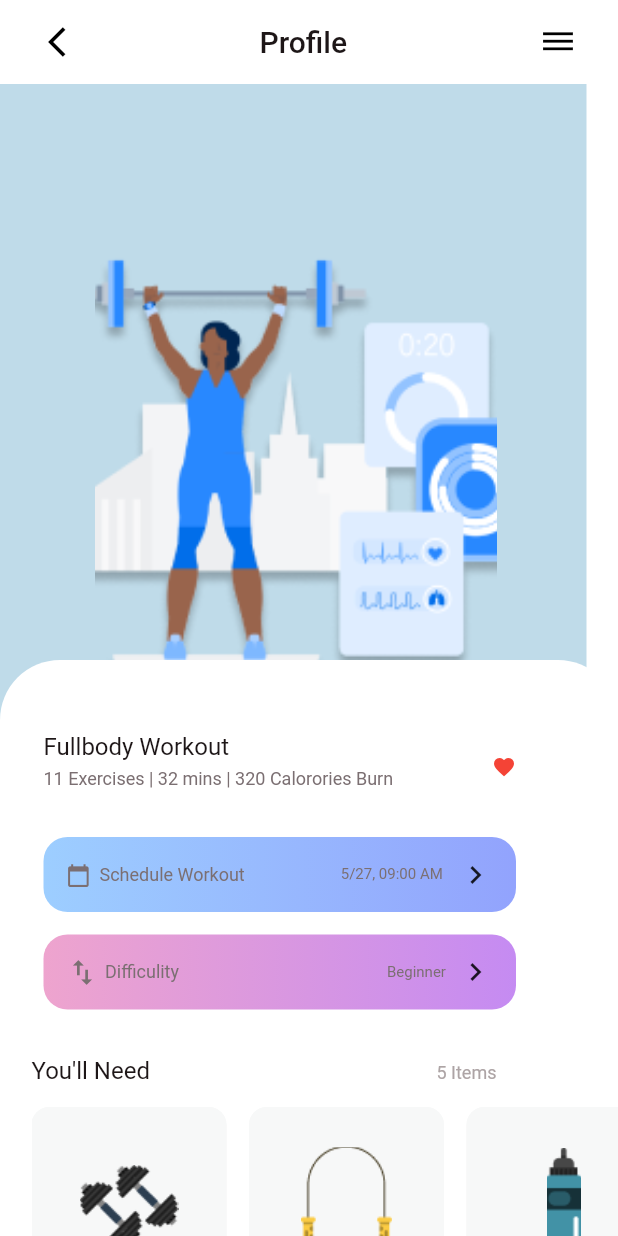
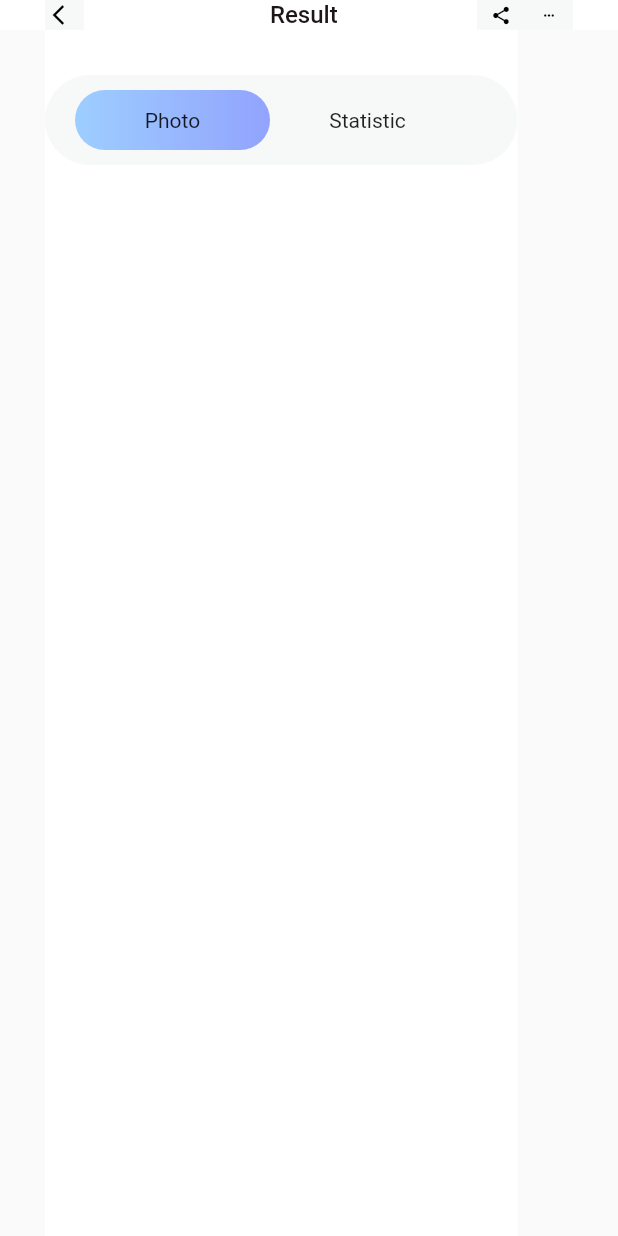
Before and after one commit to Alex-Zolotarev/mobile-fitness-care, a Flutter app: the screen it shows after launch, on a phone screen of 412 x 824 dp. Run offline on Flutter 3.47's test engine with Material 2 defaults, Android fonts, the phone set to English and light mode, and no system bars; our stand-ins replace bloc, flutter_bloc, flutter_svg.

Commit message:
new 5 page

```diff
--- /dev/null
+++ b/lib/features/progress/progress_view/progress_view.dart
@@ -0,0 +1,140 @@
+import 'package:flutter/cupertino.dart';
+import 'package:flutter/material.dart';
+
+import '../../../ui_utils/widgets/text_widget.dart';
+
+class ProgressView extends StatefulWidget {
+  const ProgressView({Key? key}) : super(key: key);
+
+  @override
+  State<ProgressView> createState() => _ProgressViewState();
+}
+
+class _ProgressViewState extends State<ProgressView> {
+  int selectedIndex = 0;
+
+  @override
+  Widget build(BuildContext context) {
+    return Scaffold(
+      floatingActionButtonLocation: FloatingActionButtonLocation.centerDocked,
+      appBar: PreferredSize(
+        preferredSize: Size.fromHeight(20),
+        child: AppBar(
+          backgroundColor: Colors.white,
+          elevation: 0,
+          foregroundColor: Colors.black,
+          leading: Padding(
+            padding: EdgeInsets.only(left: 30),
+            child: Container(
+                height: 32,
+                width: 32,
+                decoration: const BoxDecoration(
+                    color: Color(0xffF7F8F8)
+                ),
+                child: Icon(Icons.arrow_back_ios, size: 16,)
+            ),
+          ),
+          title: const TextWidget(text: "Result",
+              color: Color(0xff1D1617),
+              width: 52,
+              fontSize: 16,
+              top: 0),
+          centerTitle: true,
+          actions: [
+            Padding(
+              padding: const EdgeInsets.only(left: 52),
+              child: Container(
+                  height: 32,
+                  width: 32,
+                  decoration: const BoxDecoration(color: Color(0xffF7F8F8)),
+                  child: const Icon(Icons.share, size: 14)),
+            ),
+            Padding(
+              padding: const EdgeInsets.only(right: 30),
+              child: Container(
+                  height: 32,
+                  width: 32,
+                  decoration: const BoxDecoration(color: Color(0xffF7F8F8)),
+                  child: const Icon(Icons.more_horiz, size: 10)),
+            ),
+          ],
+        ),
+
+      ),
+      body: Padding(
+        padding: const EdgeInsets.only(left: 30),
+        child: Container(
+          decoration: const BoxDecoration(
+              color: Colors.white
+          ),
+          child: Column(
+            children: [
+              Padding(
+                padding: const EdgeInsets.only(top: 30),
+                child: Container(
+                  width: 315,
+                  height: 60,
+                  decoration: const BoxDecoration(
+                    borderRadius: BorderRadius.all(Radius.circular(99)),
+                    color: Color(0xffF7F8F8),
+                  ),
+                  child: Row(
+                    children: [
+                      Padding(
+                        padding: const EdgeInsets.only(left: 20),
+                        child: _Button(text: 'Photo', onTap: () {
+                          setState(() {
+                            selectedIndex = 0;
+                          });
+                        },
+                        isEnabled: selectedIndex == 0,
+                        ),
+                      ),
+                      Padding(
+                        padding: const EdgeInsets.only(right: 20),
+                        child: _Button(text: 'Statistic', onTap: () {
+                          setState(() {
+                            selectedIndex = 1;
+                          });
+                        },
+                          isEnabled: selectedIndex == 1,
+                        ),
+                      )
+                    ],
+                  ),
+                ),
+              ),
+            ],
+          ),
+        ),
+      ),
+    );
+  }
+}
+
+class _Button extends StatelessWidget {
+  const _Button({required this.text, required this.onTap, required this.isEnabled, Key? key})
+      : super(key: key);
+
+  final String text;
+  final void Function() onTap;
+  final bool isEnabled;
+
+  @override
+  Widget build(BuildContext context) {
+    return GestureDetector(
+      onTap: onTap,
+      child: Container(
+        width: 130,
+        height: 40,
+        decoration: isEnabled ? const BoxDecoration(
+          borderRadius: BorderRadius.all(Radius.circular(99)),
+            gradient: LinearGradient(
+              colors: [Color(0xff9DCEFF), Color(0xff92A3FD)],
+            ),
+        ) : null,
+        child: Center(child: Text(text)),
+      ),
+    );
+  }
+}
--- a/lib/features/workout_view/view/workout_view.dart
+++ b/lib/features/workout_view/view/workout_view.dart
@@ -1,4 +1,5 @@
 import 'package:flutter/material.dart';
+import 'package:task_1/ui_utils/widgets/gradient_button.dart';
 import 'package:task_1/ui_utils/widgets/image_widget.dart';
 
 import '../../../ui_utils/widgets/text_widget.dart';
@@ -9,6 +10,7 @@ class WorkoutView extends StatelessWidget {
   @override
   Widget build(BuildContext context) {
     return Scaffold(
+      floatingActionButtonLocation: FloatingActionButtonLocation.centerDocked,
       backgroundColor: const Color(0xffFFFFFF),
       appBar: AppBar(
         backgroundColor: Colors.transparent,
@@ -35,8 +37,8 @@ class WorkoutView extends StatelessWidget {
             width: 391,
             height: 472,
             child: const Padding(
-              padding: EdgeInsets.only(left: 63, right: 60),
-              child: ImageWidget(imageName: "assets/images/smart.png", top: 76, width: 268, height: 268),
+              padding: EdgeInsets.only(left: 54),
+              child: Center(child: ImageWidget(imageName: "assets/images/smart.png", top: 76, width: 268, height: 268)),
             ),
           ),
           DraggableScrollableSheet(
@@ -55,6 +57,17 @@ class WorkoutView extends StatelessWidget {
                   crossAxisAlignment: CrossAxisAlignment.start,
                   children: [
                     Padding(
+                      padding: const EdgeInsets.only(left: 163, top: 4),
+                      child: Container(
+                        width: 50,
+                        height: 5,
+                        decoration: const BoxDecoration(
+                            color: Color(0xff1D1617),
+                            borderRadius: BorderRadius.all(Radius.circular(50))
+                        ),
+                      ),
+                    ),
+                    Padding(
                       padding: const EdgeInsets.only(top: 48, left: 29),
                       child: SizedBox(
                         height: 47,
@@ -65,7 +78,7 @@ class WorkoutView extends StatelessWidget {
                           children: [
                             Column(
                               crossAxisAlignment: CrossAxisAlignment.start,
-                              children: const [
+                              children:  const [
                                 TextWidget(
                                     text: "Fullbody Workout",
                                     color: Color(0xff1D1617),
@@ -395,7 +408,10 @@ class WorkoutView extends StatelessWidget {
           ),
         ],
       ),
-
+      floatingActionButton: const Padding(
+        padding: EdgeInsets.only(bottom: 53),
+        child: GradientButton(width: 315, height: 60, fontSize: 16, text: "Start Workout", radius: 99, colorLeft: Color(0xff9DCEFF), colorRight: Color(0xff92A3FD), left: 85),
+      )
     );
   }
 }
--- a/lib/main.dart
+++ b/lib/main.dart
@@ -3,6 +3,7 @@ import 'package:flutter/material.dart';
 import 'features/create_profile/create_profile.dart';
 import 'features/create_profile/view/create_profile_view.dart';
 import 'features/my_profile/view/my_profile_view.dart';
+import 'features/progress/progress_view/progress_view.dart';
 import 'features/workout_view/view/workout_view.dart';
 
 
@@ -18,7 +19,7 @@ class ScreenWidget extends StatelessWidget {
     return const MaterialApp(
       home: Scaffold(
       //   //appBar: AppBar(),
-        body: WorkoutView(),
+        body: ProgressView(),
       //   body: MyProfileView(),
       ),
     );
--- a/lib/ui_utils/widgets/gradient_button.dart
+++ b/lib/ui_utils/widgets/gradient_button.dart
@@ -59,7 +59,7 @@ class _GradientButtonState extends State<GradientButton> {
                 child:  Padding(
                   padding:  EdgeInsets.only(left: widget.left),
                   child: Text(widget.text,
-                      textAlign: TextAlign.center,
+                      //textAlign: TextAlign.center,
                       style: TextStyle(
                         color: const Color(0xFFFFFFFF),
                         fontSize: widget.fontSize,
```
